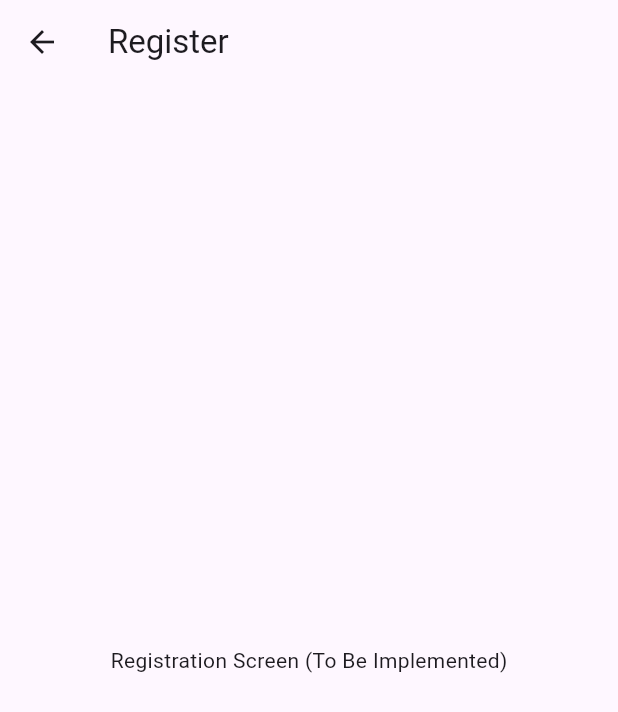
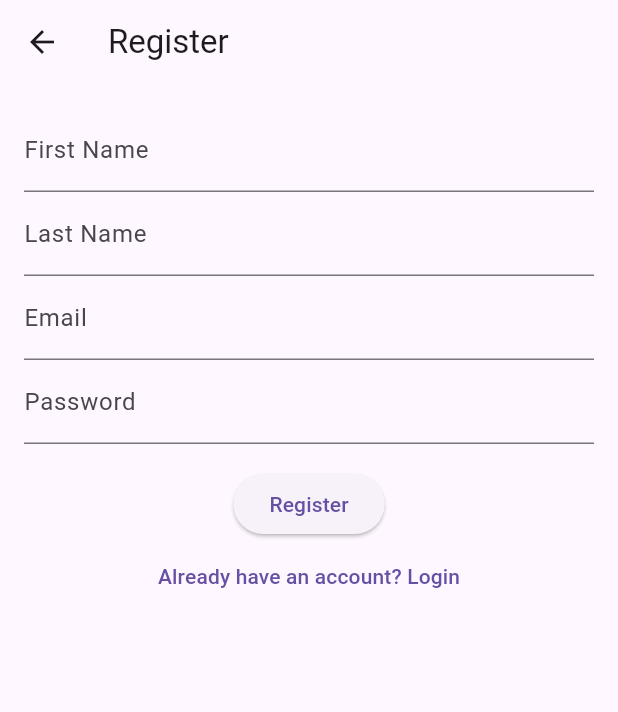
Before and after one commit to YummyFrog/mad_hw4, a Flutter app: the RegisterScreen screen opened by its route, on a phone screen of 412 x 824 dp. Shown: the top 712 px of the screen. Run offline on Flutter 3.47's test engine with Material 3 defaults, Android fonts, the phone set to English and light mode, and no system bars; our stand-ins replace cloud_firestore, firebase_auth, firebase_core; accounts and stored records are empty.

Commit message:
added register screen

```diff
--- a/lib/screens/register_screen.dart
+++ b/lib/screens/register_screen.dart
@@ -1,11 +1,84 @@
 import 'package:flutter/material.dart';
+import 'package:firebase_auth/firebase_auth.dart';
+import 'package:cloud_firestore/cloud_firestore.dart';
 
-class RegisterScreen extends StatelessWidget {
+class RegisterScreen extends StatefulWidget {
+  @override
+  State<RegisterScreen> createState() => _RegisterScreenState();
+}
+
+class _RegisterScreenState extends State<RegisterScreen> {
+  final _auth = FirebaseAuth.instance;
+  final _firestore = FirebaseFirestore.instance;
+
+  final firstNameController = TextEditingController();
+  final lastNameController = TextEditingController();
+  final emailController = TextEditingController();
+  final passwordController = TextEditingController();
+
+  String error = '';
+  bool isLoading = false;
+
+  Future<void> register() async {
+    setState(() {
+      isLoading = true;
+      error = '';
+    });
+
+    try {
+      // Create user with Firebase Auth
+      UserCredential userCredential = await _auth.createUserWithEmailAndPassword(
+        email: emailController.text.trim(),
+        password: passwordController.text.trim(),
+      );
+
+      // Add user info to Firestore
+      await _firestore.collection('users').doc(userCredential.user!.uid).set({
+        'uid': userCredential.user!.uid,
+        'firstName': firstNameController.text.trim(),
+        'lastName': lastNameController.text.trim(),
+        'email': emailController.text.trim(),
+        'role': 'user', // default role
+        'registeredAt': FieldValue.serverTimestamp(),
+      });
+
+      Navigator.pushReplacementNamed(context, '/home');
+    } catch (e) {
+      setState(() {
+        error = 'Registration failed. ${e.toString()}';
+      });
+    }
+
+    setState(() {
+      isLoading = false;
+    });
+  }
+
   @override
   Widget build(BuildContext context) {
     return Scaffold(
       appBar: AppBar(title: Text('Register')),
-      body: Center(child: Text('Registration Screen (To Be Implemented)')),
+      body: SingleChildScrollView(
+        padding: const EdgeInsets.all(16),
+        child: Column(
+          children: [
+            TextField(controller: firstNameController, decoration: InputDecoration(labelText: 'First Name')),
+            TextField(controller: lastNameController, decoration: InputDecoration(labelText: 'Last Name')),
+            TextField(controller: emailController, decoration: InputDecoration(labelText: 'Email')),
+            TextField(controller: passwordController, obscureText: true, decoration: InputDecoration(labelText: 'Password')),
+            SizedBox(height: 16),
+            ElevatedButton(
+              onPressed: isLoading ? null : register,
+              child: isLoading ? CircularProgressIndicator(color: Colors.white) : Text('Register'),
+            ),
+            TextButton(
+              onPressed: () => Navigator.pushReplacementNamed(context, '/login'),
+              child: Text('Already have an account? Login'),
+            ),
+            if (error.isNotEmpty) Text(error, style: TextStyle(color: Colors.red)),
+          ],
+        ),
+      ),
     );
   }
 }
--- a/pubspec.yaml
+++ b/pubspec.yaml
@@ -32,6 +32,7 @@ dependencies:
     sdk: flutter
   firebase_core: ^2.25.4
   firebase_auth: ^4.17.4
+  cloud_firestore: ^4.15.4
 
 
   # The following adds the Cupertino Icons font to your application.
```
Also changed, not shown: pubspec.lock, 3 other files.
